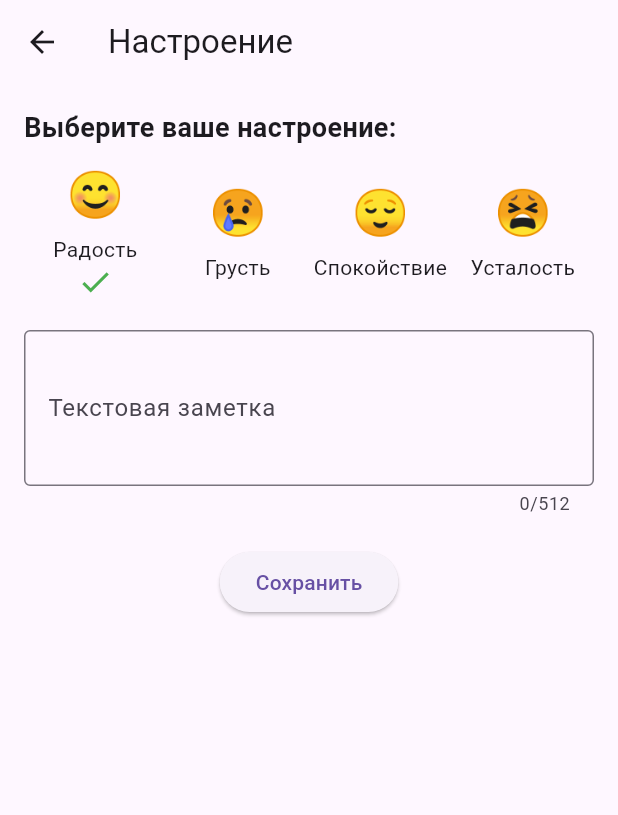
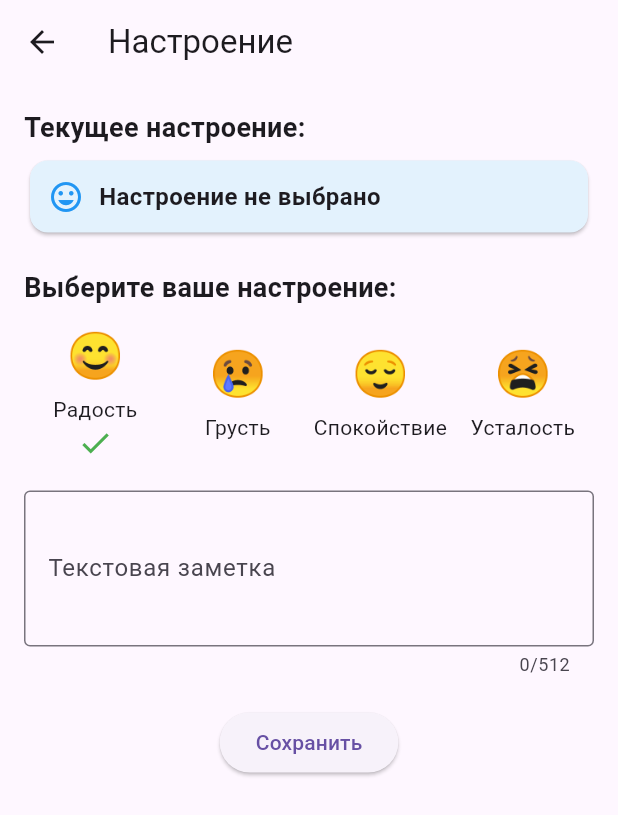
Before and after one commit to Makimma/Task-Planning-with-Mood-and-Emotion-Analysis, a Flutter app: the MoodScreen screen opened directly, after a tap on "Радость", on a phone screen of 412 x 824 dp. Shown: the top 815 px of the screen. Run offline on Flutter 3.47's test engine with Material 3 defaults, Android fonts, the phone set to English and light mode, and no system bars; our stand-ins replace cloud_firestore, firebase_auth, firebase_core, fl_chart, google_sign_in; accounts and stored records are empty.

Commit message:
Add current user mood

```diff
--- a/lib/screens/mood_screen.dart
+++ b/lib/screens/mood_screen.dart
@@ -11,6 +11,36 @@ class MoodScreen extends StatefulWidget {
 class _MoodScreenState extends State<MoodScreen> {
   String selectedMood = "";
   String note = "";
+  String currentMood = "Настроение не выбрано";
+
+  @override
+  void initState() {
+    super.initState();
+    _fetchCurrentMood();
+  }
+
+  void _fetchCurrentMood() async {
+    User? user = FirebaseAuth.instance.currentUser;
+    if (user == null) return;
+
+    DateTime now = DateTime.now();
+    DateTime startOfDay = DateTime(now.year, now.month, now.day, 0, 0, 0);
+    DateTime endOfDay = DateTime(now.year, now.month, now.day, 23, 59, 59);
+
+    QuerySnapshot moodSnapshot = await FirebaseFirestore.instance
+        .collection("users")
+        .doc(user.uid)
+        .collection("moods")
+        .where("timestamp", isGreaterThanOrEqualTo: Timestamp.fromDate(startOfDay))
+        .where("timestamp", isLessThanOrEqualTo: Timestamp.fromDate(endOfDay))
+        .get();
+
+    if (moodSnapshot.docs.isNotEmpty) {
+      setState(() {
+        currentMood = moodSnapshot.docs.first["type"];
+      });
+    }
+  }
 
   void _saveMood() async {
     if (selectedMood.isEmpty) {
@@ -27,7 +57,6 @@ class _MoodScreenState extends State<MoodScreen> {
     DateTime startOfDay = DateTime(now.year, now.month, now.day, 0, 0, 0);
     DateTime endOfDay = DateTime(now.year, now.month, now.day, 23, 59, 59);
 
-    // Ищем существующую запись настроения за сегодня
     QuerySnapshot moodSnapshot = await FirebaseFirestore.instance
         .collection("users")
         .doc(user.uid)
@@ -37,7 +66,6 @@ class _MoodScreenState extends State<MoodScreen> {
         .get();
 
     if (moodSnapshot.docs.isNotEmpty) {
-      // Обновляем существующую запись
       await FirebaseFirestore.instance
           .collection("users")
           .doc(user.uid)
@@ -52,7 +80,6 @@ class _MoodScreenState extends State<MoodScreen> {
         SnackBar(content: Text("Настроение обновлено!")),
       );
     } else {
-      // Создаём новую запись, если сегодня ещё не было
       await FirebaseFirestore.instance
           .collection("users")
           .doc(user.uid)
@@ -68,6 +95,7 @@ class _MoodScreenState extends State<MoodScreen> {
     }
 
     setState(() {
+      currentMood = selectedMood; // ✅ Обновляем текущее настроение на экране
       selectedMood = "";
       note = "";
     });
@@ -82,6 +110,25 @@ class _MoodScreenState extends State<MoodScreen> {
         child: Column(
           crossAxisAlignment: CrossAxisAlignment.start,
           children: [
+            Text("Текущее настроение:", style: TextStyle(fontSize: 18, fontWeight: FontWeight.bold)),
+            SizedBox(height: 5),
+            Card(
+              color: Colors.blue.shade50,
+              child: Padding(
+                padding: EdgeInsets.all(12),
+                child: Row(
+                  children: [
+                    Icon(Icons.mood, color: Colors.blue),
+                    SizedBox(width: 10),
+                    Text(
+                      currentMood,
+                      style: TextStyle(fontSize: 16, fontWeight: FontWeight.bold),
+                    ),
+                  ],
+                ),
+              ),
+            ),
+            SizedBox(height: 20),
             Text("Выберите ваше настроение:", style: TextStyle(fontSize: 18, fontWeight: FontWeight.bold)),
             SizedBox(height: 10),
             MoodSelector(
```
